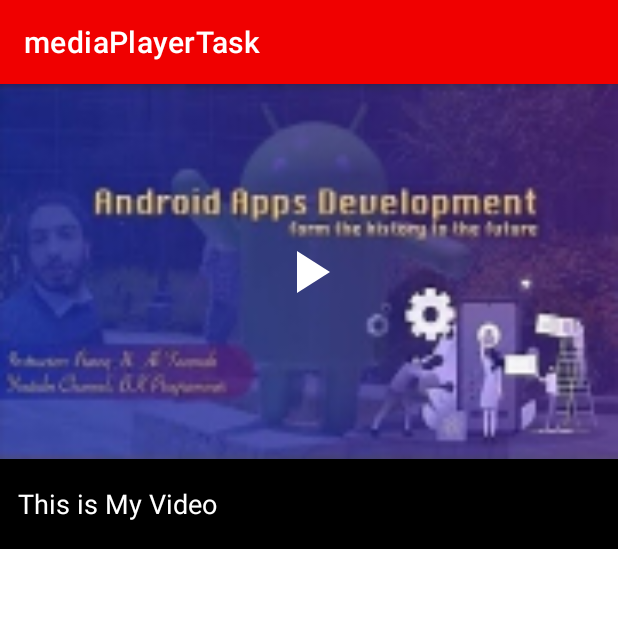
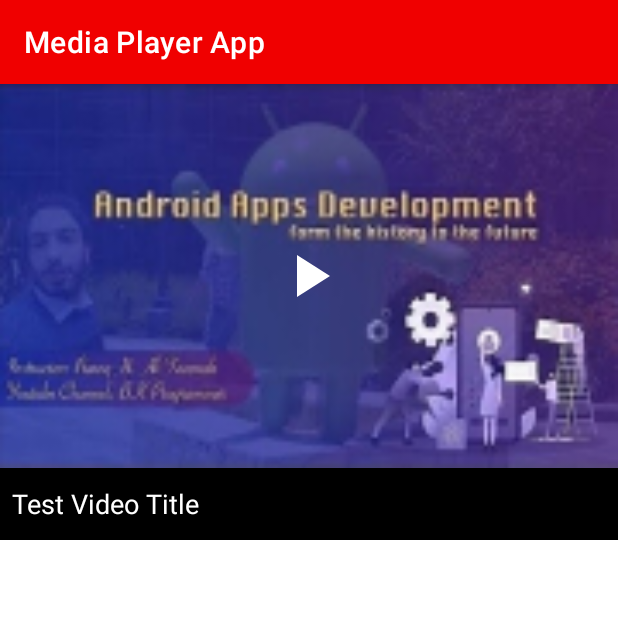
Before and after one commit to naufalAliraqi/SimpleMediaPlayerApp, an Android app: the screen it shows after launch (MainActivity), on a phone screen of 412 x 824 dp, the top half of it. Run offline under Robolectric (Android 15) with nearby library versions, the phone set to English and light mode, and no system bars.

Commit message:
end work

```diff
--- a/app/src/main/res/layout/activity_main.xml
+++ b/app/src/main/res/layout/activity_main.xml
@@ -8,33 +8,32 @@
     app:layoutDescription="@xml/activity_main_scene">
 
     <ImageView
-        android:id="@+id/mainvideo"
+        android:id="@+id/mainVideo"
         android:layout_width="match_parent"
-        android:layout_height="250dp"
+        android:layout_height="@dimen/very_larg_image"
         android:scaleType="fitXY"
-        android:src="@drawable/mediaplayertask"></ImageView>
+        android:src="@drawable/mediaplayertask" />
 
     <TextView
-        android:id="@+id/maintext"
+        android:id="@+id/videoText"
         android:layout_width="match_parent"
-        android:layout_height="50dp"
+        android:layout_height="@dimen/larg_space"
         android:background="@color/black"
         android:gravity="center_vertical"
-        android:paddingStart="12dp"
-        android:text="This is My Video"
+        android:paddingStart="@dimen/normal_padding"
+        android:text="@string/this_is_my_video"
         android:textColor="@color/white"
-        android:textSize="18sp"
-        app:layout_constraintTop_toBottomOf="@+id/mainvideo"></TextView>
+        android:textSize="@dimen/normal_text"
+        app:layout_constraintTop_toBottomOf="@+id/mainVideo" />
 
     <ImageView
-        android:id="@+id/playarrow"
-        android:layout_width="48dp"
-        android:layout_height="48dp"
+        android:id="@+id/playArrow"
+        android:layout_width="@dimen/larg_icon"
+        android:layout_height="@dimen/larg_icon"
         android:src="@drawable/ic_baseline_play_arrow_24"
         app:layout_constraintTop_toTopOf="parent"
-        app:layout_constraintBottom_toBottomOf="@+id/mainvideo"
+        app:layout_constraintBottom_toBottomOf="@+id/mainVideo"
         app:layout_constraintLeft_toLeftOf="parent"
-        app:layout_constraintRight_toRightOf="parent"
-        ></ImageView>
+        app:layout_constraintRight_toRightOf="parent" />
 
 </androidx.constraintlayout.motion.widget.MotionLayout>
--- /dev/null
+++ b/app/src/main/res/values/dimens.xml
@@ -0,0 +1,12 @@
+<?xml version="1.0" encoding="utf-8"?>
+<resources>
+    <dimen name="larg_space">48dp</dimen>
+    <dimen name="normal_padding">8dp</dimen>
+    <dimen name="normal_text">18sp</dimen>
+    <dimen name="larg_icon">48dp</dimen>
+    <dimen name="very_larg_image">256dp</dimen>
+    <dimen name="small_image_width">96dp</dimen>
+    <dimen name="small_image_height">64dp</dimen>
+    <dimen name="medium_icon">32dp</dimen>
+    <dimen name="larg_margin">24dp</dimen>
+</resources>
--- a/app/src/main/res/values/strings.xml
+++ b/app/src/main/res/values/strings.xml
@@ -1,3 +1,4 @@
 <resources>
-    <string name="app_name">mediaPlayerTask</string>
+    <string name="app_name">Media Player App</string>
+    <string name="this_is_my_video">Test Video Title</string>
 </resources>
--- a/app/src/main/res/xml/activity_main_scene.xml
+++ b/app/src/main/res/xml/activity_main_scene.xml
@@ -5,31 +5,29 @@
     <ConstraintSet android:id="@+id/start">
 
         <Constraint
-            android:id="@+id/mainvideo"
+            android:id="@+id/mainVideo"
             android:layout_width="match_parent"
-            android:layout_height="250dp"
+            android:layout_height="@dimen/very_larg_image"
             android:scaleType="fitXY"
-            app:layout_constraintTop_toTopOf="parent"
-            ></Constraint>
+            app:layout_constraintTop_toTopOf="parent" />
 
         <Constraint
-            android:id="@+id/maintext"
+            android:id="@+id/videoText"
             android:layout_width="match_parent"
-            android:layout_height="60dp"
-            android:textSize="18sp"
-            app:layout_constraintTop_toBottomOf="@+id/mainvideo"
+            android:layout_height="@dimen/larg_space"
+            android:textSize="@dimen/normal_text"
+            app:layout_constraintTop_toBottomOf="@+id/mainVideo"
             android:gravity="center_vertical"
-            android:paddingStart="12dp"></Constraint>
+            android:paddingStart="@dimen/normal_padding" />
 
-        <ImageView
-            android:id="@+id/playarrow"
-            android:layout_width="48dp"
-            android:layout_height="48dp"
+        <Constraint
+            android:id="@+id/playArrow"
+            android:layout_width="@dimen/larg_icon"
+            android:layout_height="@dimen/larg_icon"
             app:layout_constraintTop_toTopOf="parent"
-            app:layout_constraintBottom_toBottomOf="@+id/mainvideo"
+            app:layout_constraintBottom_toBottomOf="@+id/mainVideo"
             app:layout_constraintLeft_toLeftOf="parent"
-            app:layout_constraintRight_toRightOf="parent"
-            ></ImageView>
+            app:layout_constraintRight_toRightOf="parent" />
 
     </ConstraintSet>
 
@@ -38,33 +36,31 @@
     <ConstraintSet android:id="@+id/end">
 
         <Constraint
-            android:id="@+id/mainvideo"
-            android:layout_width="100dp"
-            android:layout_height="60dp"
+            android:id="@+id/mainVideo"
+            android:layout_width="@dimen/small_image_width"
+            android:layout_height="@dimen/small_image_height"
             android:scaleType="fitXY"
-            app:layout_constraintBottom_toBottomOf="parent"
-            ></Constraint>
+            app:layout_constraintBottom_toBottomOf="parent" />
 
         <Constraint
-            android:id="@+id/maintext"
+            android:id="@+id/videoText"
             android:layout_width="0dp"
-            android:layout_height="60dp"
+            android:layout_height="@dimen/small_image_height"
             android:gravity="center_vertical"
-            android:paddingStart="12dp"
-            android:textSize="18sp"
+            android:paddingStart="@dimen/normal_padding"
+            android:textSize="@dimen/normal_text"
             app:layout_constraintEnd_toEndOf="parent"
-            app:layout_constraintStart_toEndOf="@+id/mainvideo"
-            app:layout_constraintTop_toTopOf="@+id/mainvideo"></Constraint>
+            app:layout_constraintStart_toEndOf="@+id/mainVideo"
+            app:layout_constraintTop_toTopOf="@+id/mainVideo" />
 
         <Constraint
-            android:id="@+id/playarrow"
-            android:layout_width="32dp"
-            android:layout_height="32dp"
-            app:layout_constraintTop_toTopOf="@+id/maintext"
-            app:layout_constraintBottom_toBottomOf="@+id/maintext"
-            app:layout_constraintEnd_toEndOf="@+id/maintext"
-            android:layout_marginEnd="24dp"
-            ></Constraint>
+            android:id="@+id/playArrow"
+            android:layout_width="@dimen/medium_icon"
+            android:layout_height="@dimen/medium_icon"
+            app:layout_constraintTop_toTopOf="@+id/videoText"
+            app:layout_constraintBottom_toBottomOf="@+id/videoText"
+            app:layout_constraintEnd_toEndOf="@+id/videoText"
+            android:layout_marginEnd="@dimen/larg_margin" />
 
     </ConstraintSet>
 
@@ -72,7 +68,7 @@
         app:constraintSetEnd="@id/end"
         app:constraintSetStart="@+id/start">
         <OnSwipe
-            app:touchAnchorId="@+id/mainvideo"
-            app:dragDirection="dragUp"/>
+            app:touchAnchorId="@+id/mainVideo"
+            app:dragDirection="dragDown"/>
     </Transition>
 </MotionScene>
--- a/build.gradle
+++ b/build.gradle
@@ -5,7 +5,7 @@ buildscript {
         mavenCentral()
     }
     dependencies {
-        classpath "com.android.tools.build:gradle:7.0.0"
+        classpath 'com.android.tools.build:gradle:7.0.2'
         classpath "org.jetbrains.kotlin:kotlin-gradle-plugin:1.5.21"
 
         // NOTE: Do not place your application dependencies here; they belong
```
